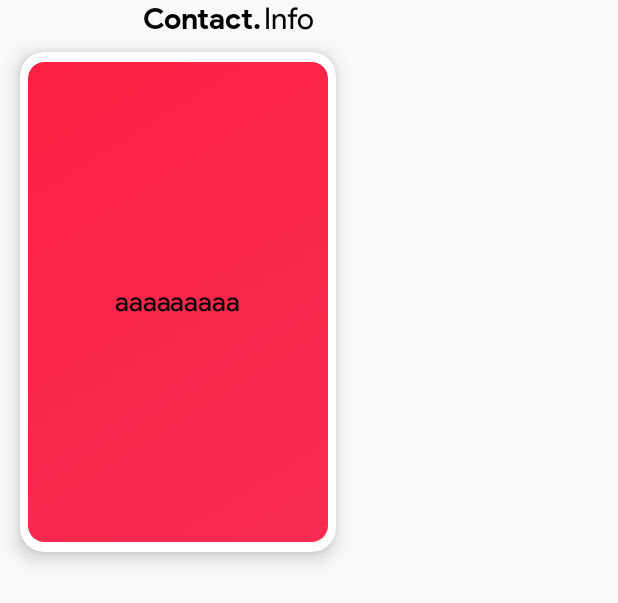
After one commit to appteam-nith/GetIntoClub, an Android app: the layout adapter_main.xml on its own in the app's theme, with its tools: preview values and no code run, on a phone screen of 412 x 824 dp. The commit adds this screen. Shown: the top 603 px of the screen. Run offline under Robolectric (Android 15) with nearby library versions, the phone set to English and light mode, and no system bars.

Commit message:
UI Added

```diff
--- a/app/build.gradle
+++ b/app/build.gradle
@@ -30,6 +30,7 @@ dependencies {
     compile 'com.android.support:recyclerview-v7:27.1.1'
     implementation 'com.google.firebase:firebase-auth:16.0.1'
     implementation 'com.google.firebase:firebase-database:16.0.1'
+    implementation 'com.github.rubensousa:gravitysnaphelper:1.5'
     implementation 'com.firebaseui:firebase-ui-auth:4.1.0'
     implementation 'com.google.firebase:firebase-core:16.0.1'
 }
--- /dev/null
+++ b/app/src/main/res/drawable/black_trans_gradient.xml
@@ -0,0 +1,4 @@
+<?xml version="1.0" encoding="utf-8"?>
+<shape android:shape="rectangle" xmlns:android="http://schemas.android.com/apk/res/android">
+<gradient android:startColor="#bbb" android:endColor="#00000000" android:angle="-90"/>
+</shape>
--- /dev/null
+++ b/app/src/main/res/drawable/blue_corner_box1.xml
@@ -0,0 +1,5 @@
+<?xml version="1.0" encoding="utf-8"?>
+<shape android:shape="rectangle" xmlns:android="http://schemas.android.com/apk/res/android">
+<corners android:radius="11dp"/>
+    <stroke android:color="@color/blueDark" android:width="1dp"/>
+</shape>
--- /dev/null
+++ b/app/src/main/res/drawable/green_corner_box1.xml
@@ -0,0 +1,5 @@
+<?xml version="1.0" encoding="utf-8"?>
+<shape android:shape="rectangle" xmlns:android="http://schemas.android.com/apk/res/android">
+<corners android:radius="11dp"/>
+    <stroke android:color="@color/greenDark" android:width="2dp"/>
+</shape>
--- /dev/null
+++ b/app/src/main/res/drawable/red_corner_box1.xml
@@ -0,0 +1,5 @@
+<?xml version="1.0" encoding="utf-8"?>
+<shape android:shape="rectangle" xmlns:android="http://schemas.android.com/apk/res/android">
+<corners android:radius="11dp"/>
+    <stroke android:color="@color/redLight" android:width="1dp"/>
+</shape>
--- /dev/null
+++ b/app/src/main/res/layout/adapter_main.xml
@@ -0,0 +1,75 @@
+<?xml version="1.0" encoding="utf-8"?>
+<LinearLayout xmlns:android="http://schemas.android.com/apk/res/android"
+    android:layout_width="wrap_content"
+    android:layout_height="wrap_content"
+    android:orientation="vertical">
+
+    <LinearLayout
+        android:layout_width="wrap_content"
+        android:layout_gravity="end"
+        android:layout_marginBottom="-8dp"
+        android:layout_marginRight="24dp"
+        android:layout_height="wrap_content">
+
+        <TextView
+            android:id="@+id/title"
+            android:layout_width="wrap_content"
+            android:layout_height="wrap_content"
+            android:fontFamily="@font/psb"
+            android:text="Contact."
+            android:textColor="@color/black"
+            android:textSize="20dp" />
+
+        <TextView
+            android:id="@+id/detail"
+            android:layout_width="wrap_content"
+            android:layout_height="wrap_content"
+            android:layout_marginRight="4dp"
+            android:layout_marginLeft="2dp"
+            android:fontFamily="@font/ps"
+            android:text="Info"
+            android:textColor="@color/black"
+            android:textSize="20dp" />
+    </LinearLayout>
+
+    <android.support.v7.widget.CardView xmlns:android="http://schemas.android.com/apk/res/android"
+        xmlns:app="http://schemas.android.com/apk/res-auto"
+        android:layout_width="wrap_content"
+        android:layout_height="wrap_content"
+        app:cardBackgroundColor="@color/white"
+        app:cardCornerRadius="16dp"
+        app:cardElevation="8dp"
+        app:cardPreventCornerOverlap="true"
+        app:cardUseCompatPadding="true">
+
+        <android.support.v7.widget.CardView
+            android:layout_width="wrap_content"
+            android:layout_height="wrap_content"
+            app:cardCornerRadius="11dp"
+            app:cardElevation="0dp"
+            app:cardPreventCornerOverlap="true"
+            app:cardUseCompatPadding="true">
+
+            <RelativeLayout
+                android:id="@+id/relativeLayout"
+                android:layout_width="200dp"
+                android:layout_height="320dp"
+                android:background="@drawable/red_gradient">
+
+                <TextView
+                    android:id="@+id/textView"
+                    android:layout_width="wrap_content"
+                    android:layout_height="wrap_content"
+                    android:layout_centerInParent="true"
+                    android:fontFamily="@font/ps"
+                    android:text="aaaaaaaaa"
+                    android:textAlignment="center"
+                    android:textColor="@color/black"
+                    android:textSize="18sp" />
+
+            </RelativeLayout>
+
+        </android.support.v7.widget.CardView>
+    </android.support.v7.widget.CardView>
+
+</LinearLayout>
--- a/app/src/main/res/values/colors.xml
+++ b/app/src/main/res/values/colors.xml
@@ -5,13 +5,11 @@
     <color name="white">#ffffff</color>
     <color name="black">#000000</color>
     <color name="colorAccent">#FF4081</color>
-    <color name="redLight">#FC2142</color>
+    <color name="redDark">#FC2142</color>
     <color name="blueLight">#2DFAE5</color>
     <color name="greenLight">#D1FC21</color>
     <color name="greenDark">#A0C603</color>
-    <color name="redDark">#A1020C</color>
+    <color name="redLight">#F72B53</color>
     <color name="blueDark">#05D8C2</color>
-    <color name="accent">#ff33b5e5</color>
-    <color name="accent_alpha26">#4233b5e5</color>
 
 </resources>
```
Also changed, not shown: app/src/main/AndroidManifest.xml (+19 -10 lines), app/src/main/java/com/nsh/getintoclub/DashActivity.java (added, +54 -0 lines), app/src/main/java/com/nsh/getintoclub/adapter/MainAdapter.java (added, +60 -0 lines), app/src/main/java/com/nsh/getintoclub/model/Quote.java (added, +37 -0 lines), app/src/main/res/layout/activity_dash.xml (added, +97 -0 lines).
